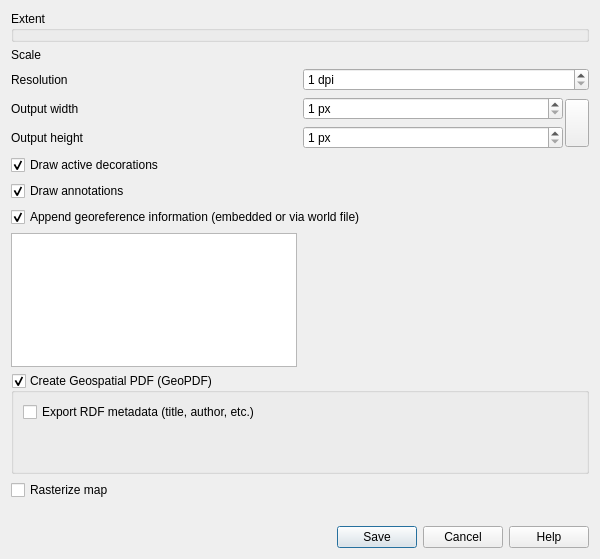
Old version of the form src/ui/qgsmapsavedialog.ui in the repository qgis/QGIS.
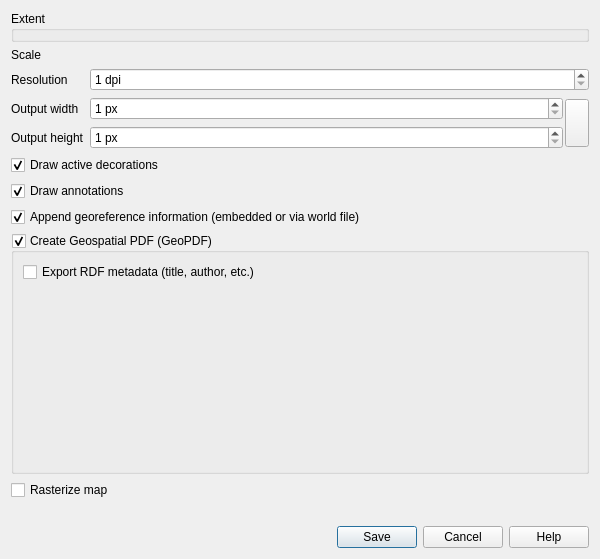
New version of the form. Custom widgets are drawn as their Qt base class.

Commit message: Don't omit .pdf extension when exporting map to pdf

The edit to the form file:
```diff
--- a/src/ui/qgsmapsavedialog.ui
+++ b/src/ui/qgsmapsavedialog.ui
@@ -15,7 +15,7 @@
   </property>
   <layout class="QVBoxLayout" name="verticalLayout">
    <item>
-    <layout class="QGridLayout" name="gridLayout" rowstretch="0,0,0,0,0,0,0,0,1,0,0,0">
+    <layout class="QGridLayout" name="gridLayout" rowstretch="0,0,0,0,0,0,0,0,0,0,0">
      <item row="2" column="0">
       <widget class="QLabel" name="label_2">
        <property name="text">
@@ -43,7 +43,7 @@
        </property>
       </widget>
      </item>
-     <item row="9" column="0" colspan="2">
+     <item row="8" column="0" colspan="2">
       <widget class="QGroupBox" name="mGeoPDFGroupBox">
        <property name="title">
         <string>Create Geospatial PDF (GeoPDF)</string>
@@ -105,7 +105,7 @@
               <property name="sizeHint" stdset="0">
                <size>
                 <width>20</width>
-                <height>40</height>
+                <height>133</height>
                </size>
               </property>
              </spacer>
@@ -294,9 +294,6 @@
        </property>
       </widget>
      </item>
-     <item row="8" column="0">
-      <widget class="QTextBrowser" name="textBrowser"/>
-     </item>
     </layout>
    </item>
    <item>
```
Left out of the diff: 4 changed lines with no effect on the pictures. The commit also changes 1 other file.
